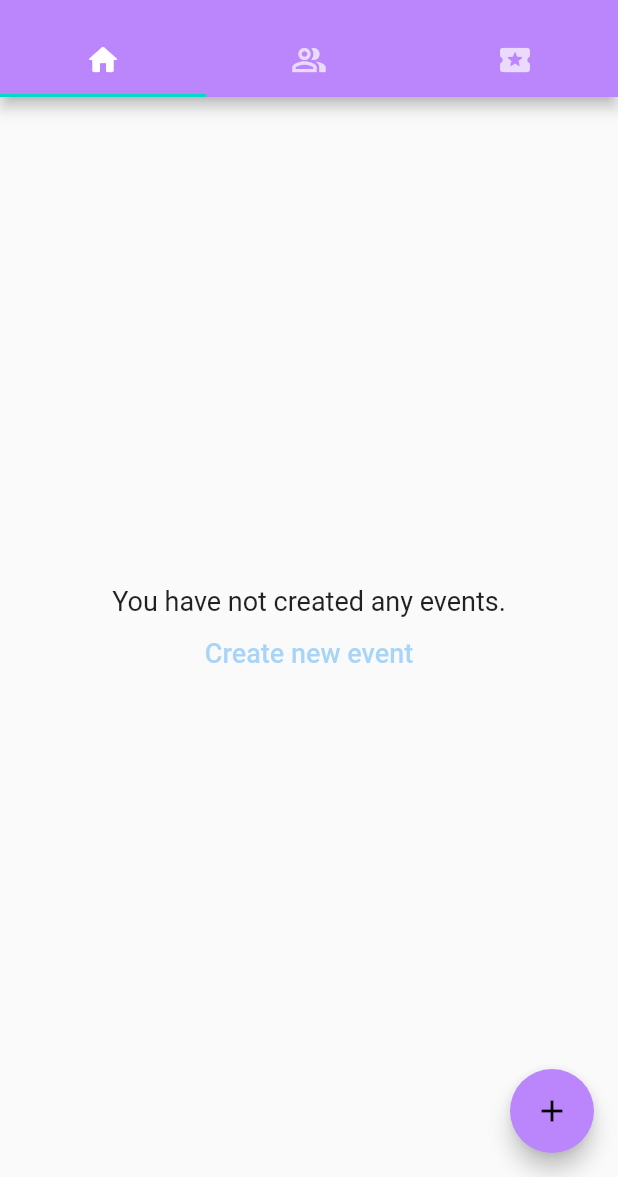
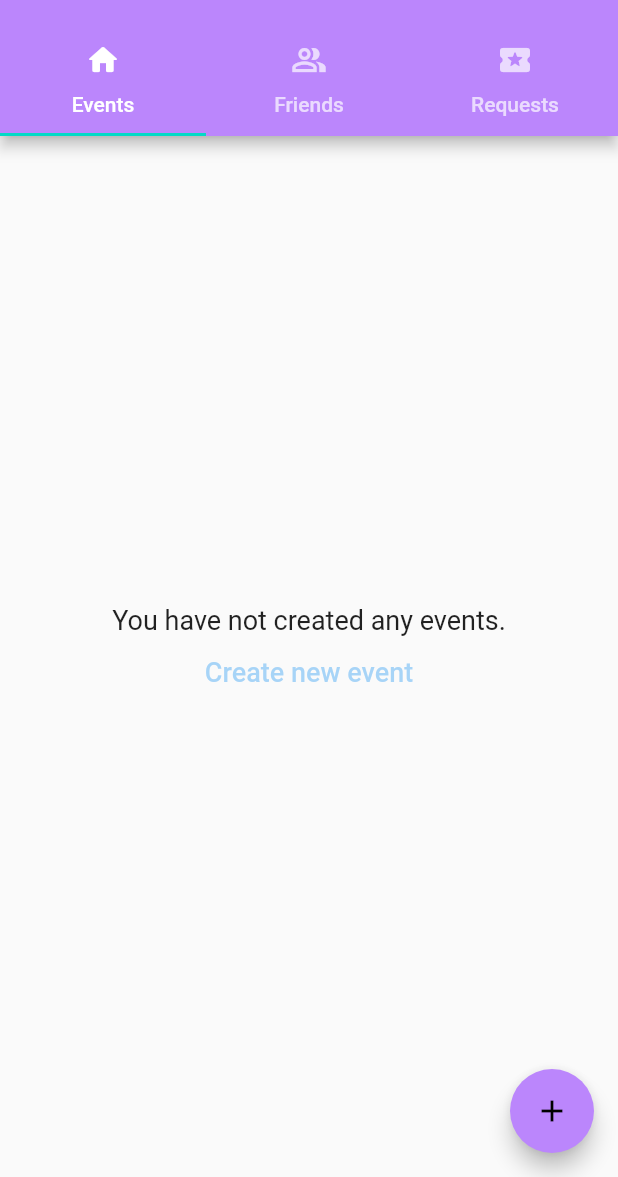
Before and after one commit to GraceYongXM/gaigai-Planner, a Flutter app: the HomePage screen opened directly with empty values, on a phone screen of 412 x 824 dp, the part 59-1236 px from its top. Run offline on Flutter 3.47's test engine with Material 2 defaults, Android fonts, the phone set to English and light mode, and no system bars; our stand-ins replace email_validator, sqflite; accounts and stored records are empty.

```diff
--- /dev/null
+++ b/lib/pages/event_page.dart
@@ -0,0 +1,41 @@
+import 'package:flutter/material.dart';
+
+import '../models/user.dart';
+
+class EventPage extends StatefulWidget {
+  const EventPage({Key? key, required this.user}) : super(key: key);
+  final User user;
+
+  @override
+  State<EventPage> createState() => _EventPageState();
+}
+
+class _EventPageState extends State<EventPage> {
+  @override
+  Widget build(BuildContext context) {
+    return Scaffold(
+      body: Center(
+        child: Column(
+          mainAxisAlignment: MainAxisAlignment.center,
+          children: const [
+            Text('You have not created any events.',
+                style: TextStyle(fontSize: 18)),
+            TextButton(
+              onPressed: null,
+              child: Text(
+                'Create new event',
+                style: TextStyle(fontSize: 18),
+              ),
+            )
+          ],
+        ),
+      ),
+      floatingActionButton: FloatingActionButton(
+        onPressed: () => {},
+        backgroundColor: Theme.of(context).colorScheme.primary,
+        tooltip: 'Create new event',
+        child: const Icon(Icons.add),
+      ),
+    );
+  }
+}
--- a/lib/pages/home_page.dart
+++ b/lib/pages/home_page.dart
@@ -1,8 +1,12 @@
 import 'package:flutter/material.dart';
 import 'package:gaigai_planner/activitylist.dart';
+import 'package:gaigai_planner/pages/event_page.dart';
 import 'package:gaigai_planner/pages/profile_page.dart';
 
-import 'login_page.dart';
+import './login_page.dart';
+import './event_page.dart';
+import './friend_page.dart';
+import './request_page.dart';
 import '../models/user.dart';
 
 class HomePage extends StatefulWidget {
@@ -36,9 +40,18 @@ class _HomePageState extends State<HomePage>
         bottom: TabBar(
           controller: _tabController,
           tabs: const <Widget>[
-            Tab(icon: Icon(Icons.home_rounded)),
-            Tab(icon: Icon(Icons.people_alt_outlined)),
-            Tab(icon: Icon(Icons.local_activity_rounded)),
+            Tab(
+              icon: Icon(Icons.home_rounded),
+              text: 'Events',
+            ),
+            Tab(
+              icon: Icon(Icons.people_alt_outlined),
+              text: 'Friends',
+            ),
+            Tab(
+              icon: Icon(Icons.local_activity_rounded),
+              text: 'Requests',
+            ),
           ],
         ),
         actions: <Widget>[
@@ -79,55 +92,9 @@ class _HomePageState extends State<HomePage>
       body: TabBarView(
         controller: _tabController,
         children: <Widget>[
-          Scaffold(
-            body: Center(
-              child: Column(
-                mainAxisAlignment: MainAxisAlignment.center,
-                children: const [
-                  Text('You have not created any events.',
-                      style: TextStyle(fontSize: 18)),
-                  TextButton(
-                    onPressed: null,
-                    child: Text(
-                      'Create new event',
-                      style: TextStyle(fontSize: 18),
-                    ),
-                  )
-                ],
-              ),
-            ),
-            floatingActionButton: FloatingActionButton(
-              onPressed: () => {},
-              backgroundColor: Theme.of(context).colorScheme.primary,
-              tooltip: 'Create new event',
-              child: const Icon(Icons.add),
-            ),
-          ),
-          Scaffold(
-            body: Center(
-              child: Column(
-                mainAxisAlignment: MainAxisAlignment.center,
-                children: const [
-                  Text('You have not added any friends.',
-                      style: TextStyle(fontSize: 18)),
-                  TextButton(
-                    onPressed: null,
-                    child: Text(
-                      'Add friend',
-                      style: TextStyle(fontSize: 18),
-                    ),
-                  )
-                ],
-              ),
-            ),
-            floatingActionButton: FloatingActionButton(
-              onPressed: () => {},
-              backgroundColor: Theme.of(context).colorScheme.primary,
-              tooltip: 'Add friend',
-              child: const Icon(Icons.person_add),
-            ),
-          ),
-          ActivityListPage(),
+          EventPage(user: widget.user),
+          FriendPage(user: widget.user),
+          RequestPage(user: widget.user),
         ],
       ),
     );
```
Also changed, not shown: lib/dbhelper.dart (+16 -0 lines), lib/models/event.dart (added, +17 -0 lines), lib/models/friend.dart (added, +24 -0 lines), lib/models/request.dart (added, +24 -0 lines), lib/pages/friend_page.dart (added, +41 -0 lines), lib/pages/request_page.dart (added, +33 -0 lines).
